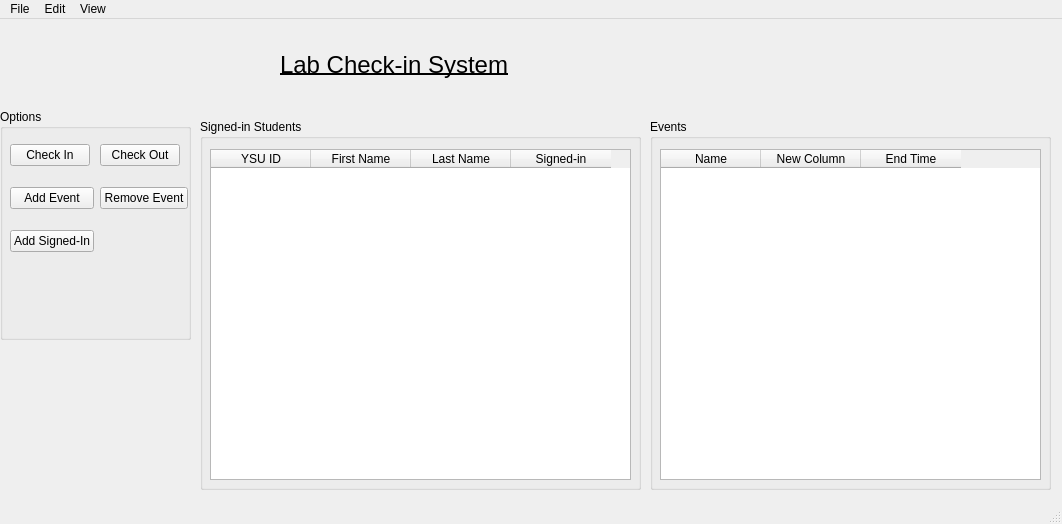
calebkrlich/Computer-Lab-Check-in-System, file Lab-Check-in-System/homepageview.ui: the form before one commit.
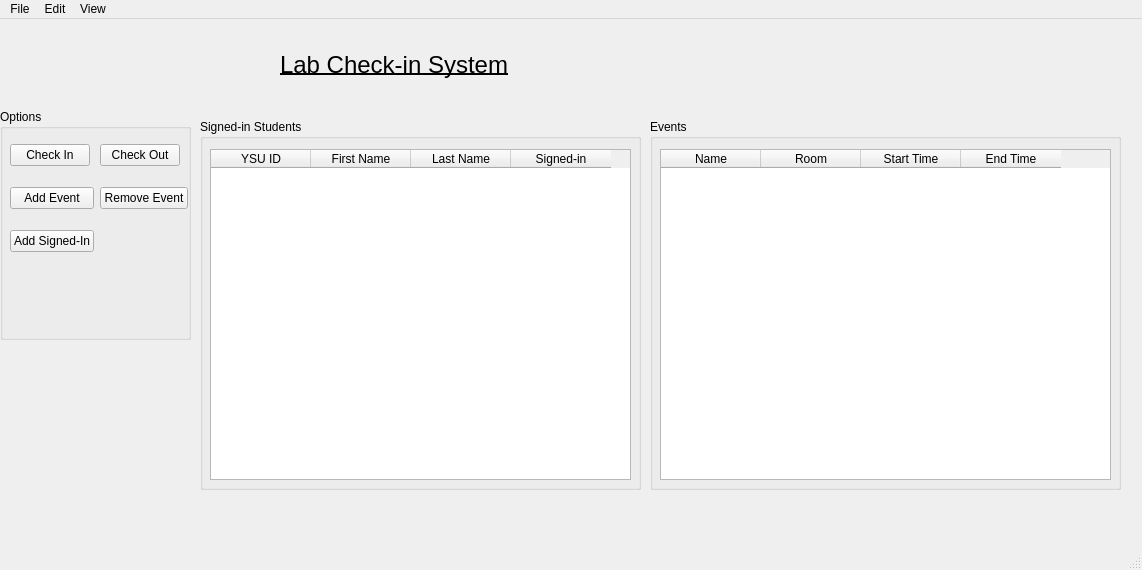
The form after the commit. Icons and pictures are not drawn.

What changed in the file:
```diff
--- a/Lab-Check-in-System/homepageview.ui
+++ b/Lab-Check-in-System/homepageview.ui
@@ -6,8 +6,8 @@
    <rect>
     <x>0</x>
     <y>0</y>
-    <width>1062</width>
-    <height>524</height>
+    <width>1142</width>
+    <height>570</height>
    </rect>
   </property>
   <property name="maximumSize">
@@ -170,7 +170,7 @@
      <rect>
       <x>650</x>
       <y>100</y>
-      <width>401</width>
+      <width>471</width>
       <height>371</height>
      </rect>
     </property>
@@ -182,7 +182,7 @@
       <rect>
        <x>10</x>
        <y>30</y>
-       <width>381</width>
+       <width>451</width>
        <height>331</height>
       </rect>
      </property>
@@ -193,7 +193,12 @@
      </column>
      <column>
       <property name="text">
-       <string>New Column</string>
+       <string>Room</string>
+      </property>
+     </column>
+     <column>
+      <property name="text">
+       <string>Start Time</string>
       </property>
      </column>
      <column>
@@ -231,7 +236,7 @@
     <rect>
      <x>0</x>
      <y>0</y>
-     <width>1062</width>
+     <width>1142</width>
      <height>20</height>
     </rect>
    </property>
```
